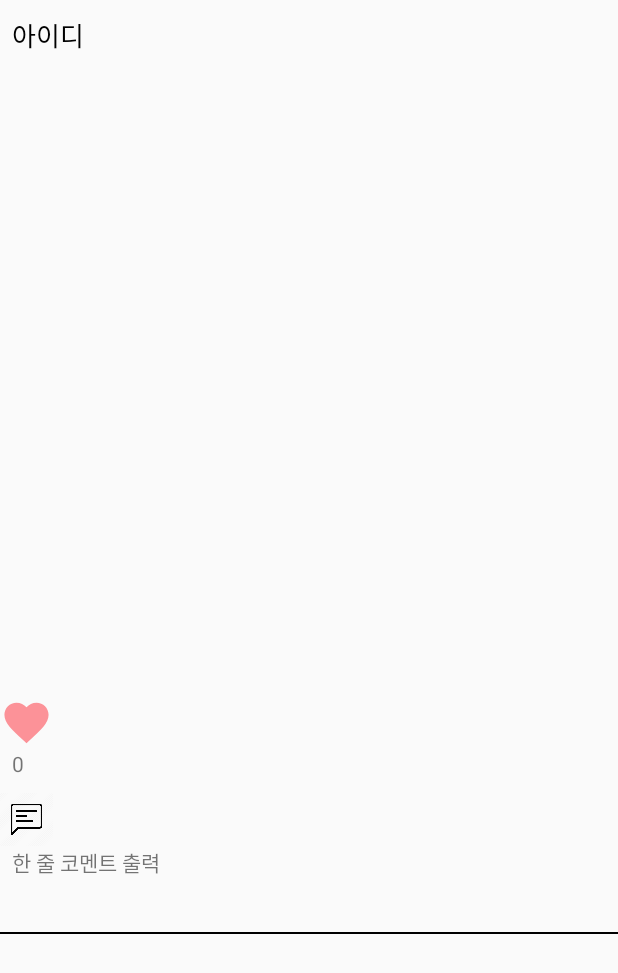
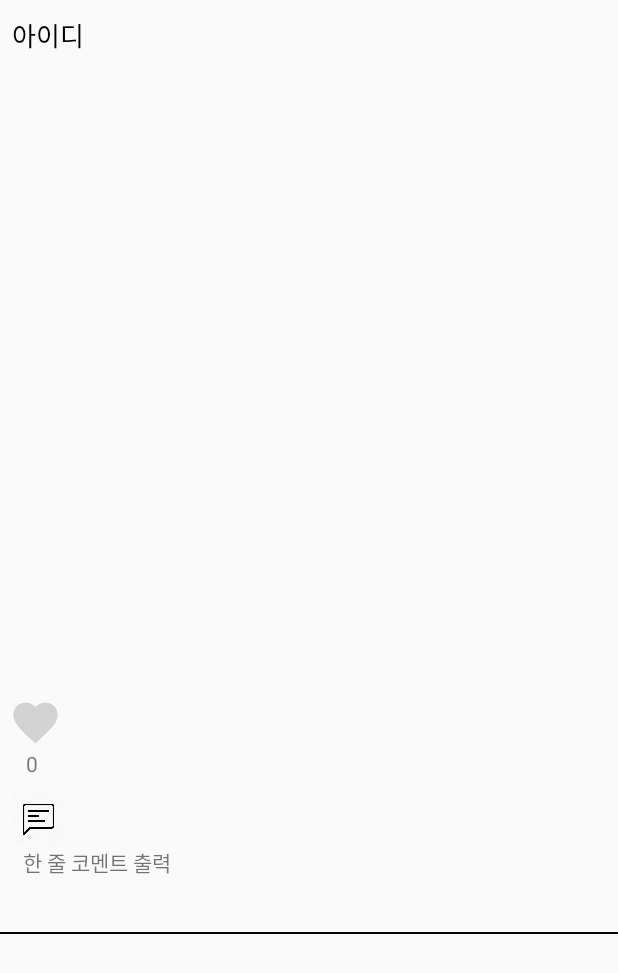
Before and after one commit to feelwjd/MyPT, an Android app: the layout activity_community_recycler.xml on its own in the app's theme, with its tools: preview values and no code run, on a phone screen of 412 x 824 dp. Shown: the top 973 px of the screen. Run offline under Robolectric (Android 15) with nearby library versions, the light colour scheme and no system bars.

Commit message:
20211031_08시24분_전규현_최종본

```diff
--- a/app/src/main/AndroidManifest.xml
+++ b/app/src/main/AndroidManifest.xml
@@ -16,14 +16,14 @@
         android:theme="@style/Theme.MyPT"
         android:usesCleartextTraffic="true"
         >
-        <activity android:name=".FirstActivity">
+        <activity android:name=".Community_main">
             <intent-filter>
                 <action android:name="android.intent.action.MAIN" />
                 <category android:name="android.intent.category.LAUNCHER" />
             </intent-filter>
         </activity>
         <activity android:name=".Community_UpLoad"></activity>
-        <activity android:name=".Community_main"></activity>
+        <activity android:name=".FirstActivity"></activity>
         <activity android:name=".TestActivity"></activity>
         <activity android:name=".SignInActivity"></activity>
         <activity android:name=".SignUpActivity"></activity>
--- a/app/src/main/res/layout/activity_community_recycler.xml
+++ b/app/src/main/res/layout/activity_community_recycler.xml
@@ -40,11 +40,11 @@
             android:id="@+id/redheart"
             android:layout_width="35dp"
             android:layout_height="35dp"
+            android:layout_marginLeft="6dp"
             android:layout_marginTop="30dp"
-            android:background="@drawable/ic_like"
-            android:onClick="likeplus">
+            android:background="@drawable/ic_unlike"
+            android:src="@drawable/ic_unlike"></ImageView>
 
-        </ImageView>
     </LinearLayout>
 
     <LinearLayout
@@ -52,7 +52,7 @@
         android:layout_height="wrap_content">
     <TextView
         android:id="@+id/heart"
-        android:layout_marginLeft="8dp"
+        android:layout_marginLeft="17dp"
         android:layout_width="82dp"
         android:layout_height="19dp"
         android:text="0" />
@@ -66,6 +66,7 @@
         android:layout_width="35dp"
         android:layout_height="35dp"
         android:layout_marginTop="10dp"
+        android:layout_marginLeft="8dp"
         android:src="@drawable/ic_chat_black" />
 </LinearLayout>
 
@@ -77,7 +78,7 @@
         android:layout_width="wrap_content"
         android:layout_height="wrap_content"
         android:layout_marginBottom="36dp"
-        android:layout_marginLeft="8dp"
+        android:layout_marginLeft="15dp"
         android:text="한 줄 코멘트 출력" />
     </LinearLayout>
 
```
Also changed, not shown: app/src/main/java/com/example/mypt/Community_RecycleAdapter.java (+25 -5 lines), app/src/main/java/com/example/mypt/commu/ShareVO.java (+7 -0 lines).
